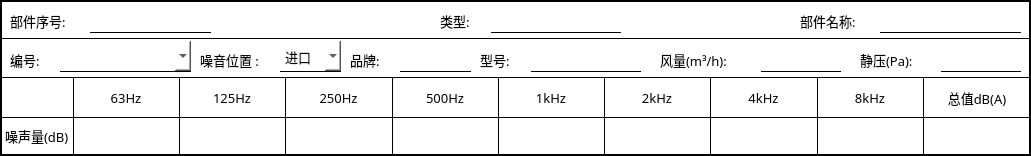
The window that NoiseCalSoft/roomCal/roomInfoTable/table_noi_src.ui (haobana/NoiCal) describes before a commit, drawn with Qt 5.
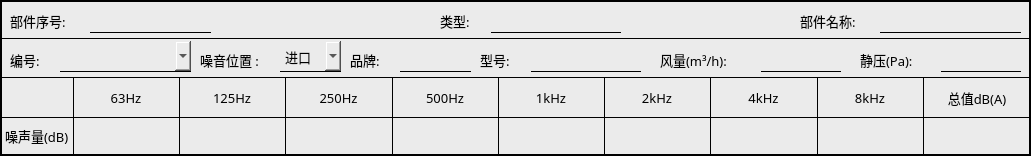
The same window after the commit.

The edit to the form file:
```diff
--- a/NoiseCalSoft/roomCal/roomInfoTable/table_noi_src.ui
+++ b/NoiseCalSoft/roomCal/roomInfoTable/table_noi_src.ui
@@ -26,7 +26,7 @@
    <string>Form</string>
   </property>
   <property name="styleSheet">
-   <string notr="true">background-color: rgb(255, 255, 255);</string>
+   <string notr="true">background-color: rgb(235, 235, 235);</string>
   </property>
   <layout class="QVBoxLayout" name="verticalLayout" stretch="1,1,2">
    <property name="spacing">
```
